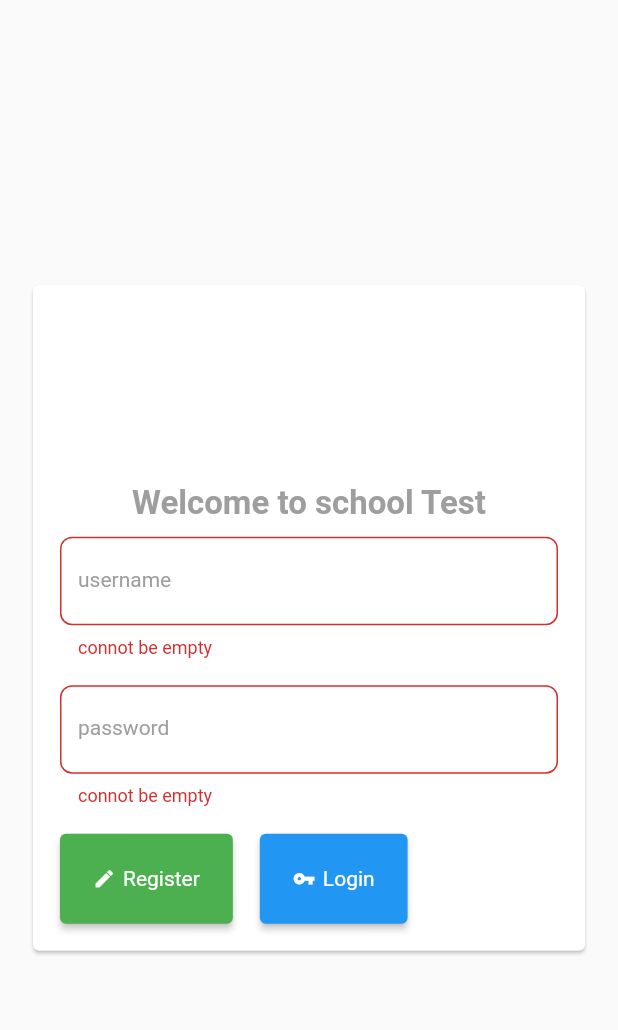
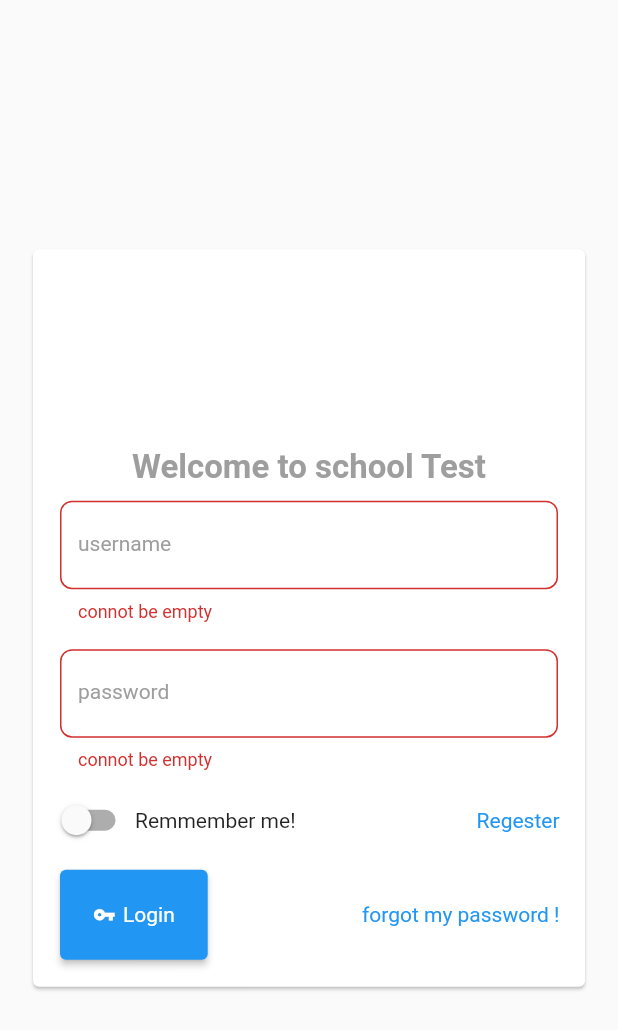
Before and after one commit to MEbadifar/flutter_schoo_management_system, a Flutter app: the screen it shows after launch, after a tap on "Login", on a phone screen of 412 x 824 dp. Shown: the top 1030 px of the screen. Run offline on Flutter 3.47's test engine with Material 2 defaults, Android fonts, the phone set to English and light mode, and no system bars; our stand-ins replace flutter_bloc, rxdart, shared_preferences; accounts and stored records are empty.

Commit message:
Login remember me  and store the user acount info

```diff
--- a/lib/block/block_state.dart
+++ b/lib/bloc/bloc_state.dart
@@ -3,18 +3,18 @@ import 'package:flutter/material.dart';
 import '../data_model/user.dart';
 
 @immutable
-abstract class BlockState {}
+abstract class BlocState {}
 
-class Initial extends BlockState {}
+class Initial extends BlocState {}
 
-class Loading extends BlockState {}
+class Loading extends BlocState {}
 
-class Failed extends BlockState {
+class Failed extends BlocState {
   final Exception exception;
   Failed(this.exception);
 }
 
-class Authenticated extends BlockState {
+class Authenticated extends BlocState {
   final User user;
   Authenticated(this.user);
 }
--- /dev/null
+++ b/lib/bloc/user_bloc.dart
@@ -0,0 +1,55 @@
+import 'package:flutter_bloc/flutter_bloc.dart';
+import 'package:shared_preferences/shared_preferences.dart';
+
+import '../data_model/user.dart';
+import '../repository/userRepo.dart';
+import 'bloc_state.dart';
+
+class UserBloc extends Cubit<BlocState> {
+  UserBloc() : super(Initial()) {
+    SharedPreferences.getInstance().then((value) {
+      String token = value.getString('token') ?? '';
+      if (token.isNotEmpty) {
+        verifyByToken(token);
+      }
+    });
+  }
+
+  User? _user;
+
+  void authenticate(String mobile, String pass, bool remember) async {
+    if (state is Loading) return;
+    try {
+      emit(Loading());
+      _user =
+          await UserRepo.authenticate(mobile, pass); //user login information
+      // print(user!.token); this line is for test token Output
+      if (remember) {
+        await SharedPreferences.getInstance()
+            .then((value) => value.setString('token', _user!.token));
+        emit(Authenticated(_user!));
+      }
+    } catch (e) {
+      emit(Failed(e as Exception));
+    }
+  }
+
+  void verifyByToken(String token) async {
+    if (state is Loading) return;
+
+    try {
+      emit(Loading());
+      _user = await UserRepo.verifyByToken(token);
+      emit(Authenticated(_user!));
+    } catch (e) {
+      emit(Initial());
+    }
+  }
+
+  void signOut() async {
+    await SharedPreferences.getInstance().then((value) => value.remove('token'));
+    emit(Initial());
+  }
+
+  User? get user => _user;
+}
--- a/lib/block/user_block.dart
+++ /dev/null
@@ -1,25 +0,0 @@
-import 'package:flutter_bloc/flutter_bloc.dart';
-
-import '../data_model/user.dart';
-import '../repository/userRepo.dart';
-import 'block_state.dart';
-
-class UserBlock extends Cubit<BlockState> {
-  UserBlock() : super(Initial());
-  User? _user;
-
-  void authenticate(String mobile, String pass) async {
-    if (state is Loading) return;
-    try {
-      emit(Loading());
-      _user = await UserRepo.authenticate(mobile, pass);
-      emit(Authenticated(_user!));
-    } catch (e) {
-      emit(Failed(e as Exception));
-    }
-  }
-
-  void signOut() => emit(Initial());
-
-  User? get user => _user;
-}
--- a/lib/main.dart
+++ b/lib/main.dart
@@ -2,14 +2,13 @@ import 'package:flutter/cupertino.dart';
 import 'package:flutter/material.dart';
 import 'package:flutter_bloc/flutter_bloc.dart';
 
-import 'block/block_state.dart';
-import 'block/user_block.dart';
+import 'bloc/bloc_state.dart';
+import 'bloc/user_bloc.dart';
 import 'screens/dashboard.dart';
 import 'screens/login.dart';
 
-
 void main() => runApp(MultiBlocProvider(
-    providers: [BlocProvider<UserBlock>(create: (_) => UserBlock())],
+    providers: [BlocProvider<UserBloc>(create: (_) => UserBloc())],
     child: const MyApp()));
 
 class MyApp extends StatelessWidget {
@@ -24,7 +23,7 @@ class MyApp extends StatelessWidget {
       theme: ThemeData(
         primarySwatch: Colors.blue,
       ),
-      home: BlocBuilder<UserBlock, BlockState>(
+      home: BlocBuilder<UserBloc, BlocState>(
         builder: (context, state) {
           if (state is Authenticated) return const Dashboard();
           return Login(state: state);
--- a/lib/module/extension.dart
+++ b/lib/module/extension.dart
@@ -1,7 +1,8 @@
 import 'package:flutter/material.dart';
 import 'package:provider/provider.dart';
 
-import '../block/user_block.dart';
+import '../bloc/user_bloc.dart';
+
 import '../data_model/user.dart';
 import 'widgets.dart';
 
@@ -10,12 +11,12 @@ extension ContextExtension on BuildContext {
   double get height => MediaQuery.of(this).size.height;
   void showForm(Widget child) =>
       Navigator.of(this).push(MaterialPageRoute(builder: (_) => child));
-  UserBlock get userBlock => read<UserBlock>();
-  User? get user => read<UserBlock>().user;
+  UserBloc get userBlock => read<UserBloc>();
+  User? get user => read<UserBloc>().user;
 }
 
 extension StringExtension on String {
-  Widget toLabel({double? fontsize, Color? color, bool bold = false}) => Label(
+  Widget toLabel({double? fontsize, Color? color, bool bold = false}) => MLabel(
         replaceAll("Exception:", ""),
         bold: bold,
         fontSize: fontsize,
--- a/lib/module/widgets.dart
+++ b/lib/module/widgets.dart
@@ -1,15 +1,23 @@
 import 'package:flutter/material.dart';
+import 'package:rxdart/rxdart.dart';
 
 import 'extension.dart';
 
 enum ButtonType { Save, Cancel, Delete, New }
 
-class Label extends StatelessWidget {
+class MBlock<t> {
+  BehaviorSubject<t> _block = BehaviorSubject<t>();
+  Stream<t> get stream => _block.stream;
+  t get value => _block.value;
+  void setValue(t val) => _block.add(val);
+}
+
+class MLabel extends StatelessWidget {
   final String? title;
   final double? fontSize;
   final Color? color;
   final bool bold;
-  const Label(this.title,
+  const MLabel(this.title,
       {this.fontSize, this.color, this.bold = false, Key? key})
       : super(key: key);
 
@@ -25,7 +33,7 @@ class Label extends StatelessWidget {
   }
 }
 
-class Button extends StatelessWidget {
+class MButton extends StatelessWidget {
   final String? title;
   final VoidCallback onTap;
   final Icon? icon;
@@ -33,7 +41,7 @@ class Button extends StatelessWidget {
   final EdgeInsets? padding;
   final ButtonType? type;
 
-  const Button(
+  const MButton(
       {Key? key,
       this.title,
       required this.onTap,
@@ -105,7 +113,25 @@ class Button extends StatelessWidget {
   }
 }
 
-class Edit extends StatelessWidget {
+class MTextButton extends StatelessWidget {
+  final String title;
+  final VoidCallback onPressed;
+  final Color? color;
+
+  const MTextButton({
+    required this.title,
+    required this.onPressed,
+    this.color,
+    Key? key,
+  }) : super(key: key);
+
+  @override
+  Widget build(BuildContext context) {
+    return TextButton(onPressed: onPressed, child: title.toLabel(color: color));
+  }
+}
+
+class MEdit extends StatelessWidget {
   final String hint;
   final Function(String)? onChange;
   final bool autoFocus;
@@ -113,7 +139,7 @@ class Edit extends StatelessWidget {
   final bool notempty;
   final TextEditingController? controller;
 
-  const Edit({
+  const MEdit({
     Key? key,
     required this.hint,
     this.onChange,
@@ -145,3 +171,48 @@ class Edit extends StatelessWidget {
     );
   }
 }
+
+class MSwitch extends StatelessWidget {
+  final bool value;
+  final Function(bool) onChanged;
+  final String? hint;
+
+  const MSwitch({
+    Key? key,
+    required this.value,
+    required this.onChanged,
+    this.hint,
+  }) : super(key: key);
+
+  @override
+  Widget build(BuildContext context) {
+    MBlock<bool> _value = MBlock<bool>()..setValue(value);
+
+    return StreamBuilder<bool>(
+      stream: _value.stream,
+      builder: (_, snap) {
+        if (snap.hasData) {
+          return hint != null
+              ? Tooltip(
+                  message: hint!,
+                  child: Switch(
+                    value: snap.data!,
+                    onChanged: (val) {
+                      onChanged(val);
+                      _value.setValue(val);
+                    },
+                  ),
+                )
+              : Switch(
+                  value: snap.data!,
+                  onChanged: (val) {
+                    onChanged(val);
+                    _value.setValue(val);
+                  },
+                );
+        }
+        return Container();
+      },
+    );
+  }
+}
--- a/lib/screens/login.dart
+++ b/lib/screens/login.dart
@@ -2,16 +2,16 @@ import 'package:flutter/cupertino.dart';
 import 'package:flutter/material.dart';
 import 'package:flutter_bloc/flutter_bloc.dart';
 
-import '../block/block_state.dart';
-import '../block/user_block.dart';
+import '../bloc/bloc_state.dart';
 import '../module/extension.dart';
 import '../module/widgets.dart';
 
 TextEditingController _mobile = TextEditingController();
 TextEditingController _pass = TextEditingController();
+bool _remember = false;
 
 class Login extends StatelessWidget {
-  final BlockState state;
+  final BlocState state;
   const Login({
     required this.state,
     Key? key,
@@ -20,7 +20,6 @@ class Login extends StatelessWidget {
   @override
   Widget build(BuildContext context) {
     final _formKey = GlobalKey<FormState>();
-
     return Scaffold(
       // appBar: AppBar(),
       body: SafeArea(
@@ -37,9 +36,9 @@ class Login extends StatelessWidget {
                 ),
                 'Welcome to school Test'
                     .toLabel(bold: true, color: Colors.grey, fontsize: 22),
-                Edit(hint: 'username', notempty: true, controller: _mobile)
+                MEdit(hint: 'username', notempty: true, controller: _mobile)
                     .margin9,
-                Edit(
+                MEdit(
                         password: true,
                         hint: 'password',
                         notempty: true,
@@ -47,22 +46,23 @@ class Login extends StatelessWidget {
                     .margin9,
                 AbsorbPointer(
                   absorbing: state is Loading,
-                  child: Row(
+                  child: Column(
+                    children: [
+                      Row(
+                        children: [
+                          MSwitch(
+                              value: false,
+                              hint: 'Remmember me',
+                              onChanged: (val) => _remember = val),
+                          'Remmember me!'.toLabel(),
+                          Spacer(),
+                          MTextButton(title: 'Regester', onPressed: () {})
+                        ],
+                      ),
+                      Row(
                         // mainAxisSize: MainAxisSize.min,
                         children: [
-                      Button(
-                        title: 'Register',
-                        onTap: () {},
-                        icon: const Icon(
-                          Icons.edit,
-                          size: 15,
-                        ),
-                        color: Colors.green,
-                      ).margin9,
-                      state is Loading
-                          ? const CupertinoActivityIndicator()
-                          : Container(),
-                      Button(
+                          MButton(
                               title: 'Login',
                               icon: const Icon(
                                 Icons.vpn_key,
@@ -70,10 +70,19 @@ class Login extends StatelessWidget {
                               ),
                               color: Colors.blue,
                               onTap: () {
-                            if (_formKey.currentState!.validate())
-                              context.userBlock
-                                  .authenticate(_mobile.text, _pass.text);
+                                if (_formKey.currentState!.validate()) {
+                                  context.userBlock.authenticate(
+                                      _mobile.text, _pass.text, _remember);
+                                }
                               }).margin9,
+                          state is Loading
+                              ? const CupertinoActivityIndicator()
+                              : Container(),
+                          Spacer(),
+                          MTextButton(
+                              title: 'forgot my password !', onPressed: () {})
+                        ],
+                      ),
                     ],
                   ),
                 ),
--- a/pubspec.yaml
+++ b/pubspec.yaml
@@ -32,6 +32,7 @@ dependencies:
     sdk: flutter
   flutter_bloc: ^8.0.1
   rxdart: ^0.27.4
+  shared_preferences: ^2.0.15
 
 dev_dependencies:
   flutter_lints: ^2.0.0
```
Also changed, not shown: lib/repository/userRepo.dart (+20 -1 lines), lib/screens/dashboard.dart (+9 -2 lines), pubspec.lock, 1 other file. Lines whose indentation alone changed are shown as unchanged.
